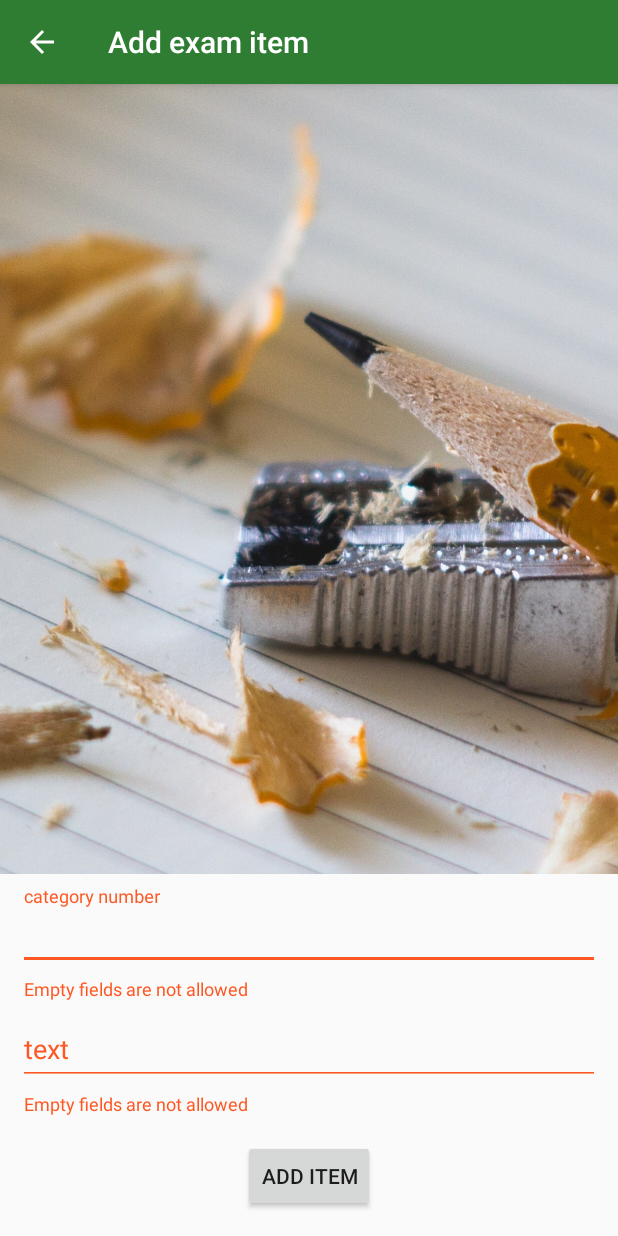
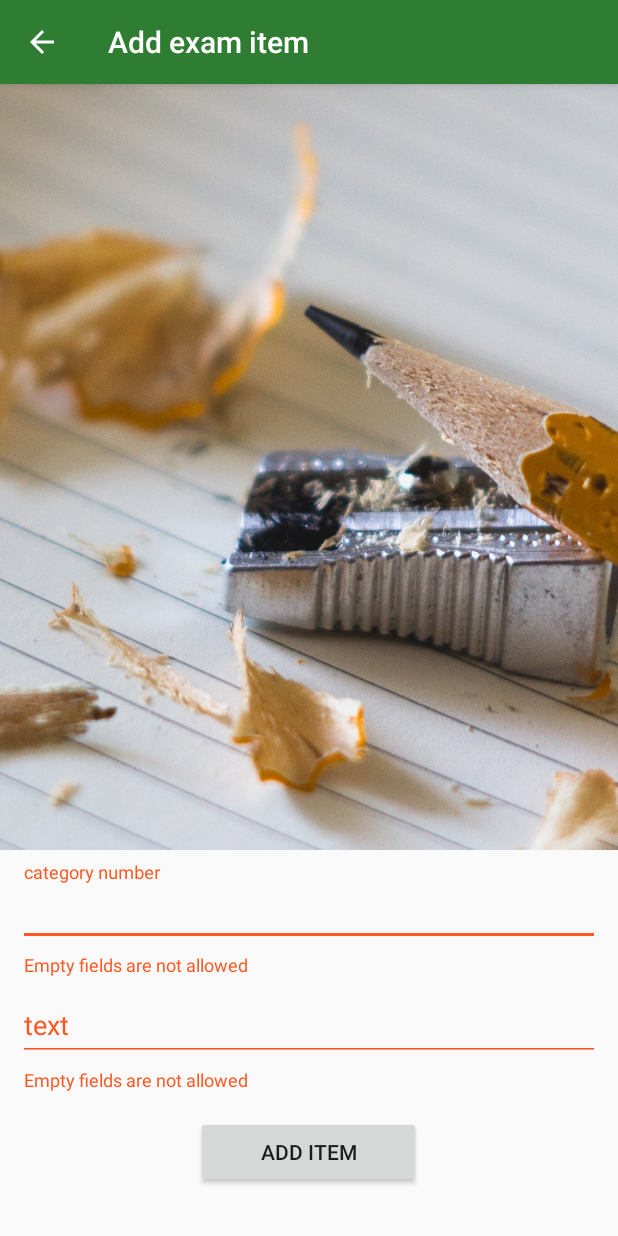
Before and after one commit to remcv/ExamPrep-Android, an Android app: the AddExamItemActivity screen opened directly, with no data from a screen before it, after a tap on "ADD ITEM", on a phone screen of 412 x 824 dp. Run offline under Robolectric (Android 15) with nearby library versions, the phone set to English and light mode, and no system bars.

Commit message:
added update ExamItem functionality, created TableConstants interface, minor UI tweaks

```diff
--- a/app/src/main/java/remcv/com/github/examprep/AddExamItemActivity.java
+++ b/app/src/main/java/remcv/com/github/examprep/AddExamItemActivity.java
@@ -7,6 +7,8 @@ import android.os.Bundle;
 import android.widget.Button;
 
 import com.google.android.material.textfield.TextInputLayout;
+
+import remcv.com.github.examprep.utils.Utils;
 
 public class AddExamItemActivity extends AppCompatActivity
 {
@@ -37,7 +39,7 @@ public class AddExamItemActivity extends AppCompatActivity
     public void onAddItemButtonClicked()
     {
         // check input data validity
-        if (isNumberValid(categoryNumber_TIL) & isProblemValid())
+        if (Utils.isNumberValid(categoryNumber_TIL) & Utils.isStringInputValid(problem_TIL))
         {
             int categoryNumber = Integer.parseInt(categoryNumber_TIL.getEditText().getText().toString());
             String problem = problem_TIL.getEditText().getText().toString();
@@ -67,47 +69,4 @@ public class AddExamItemActivity extends AppCompatActivity
         problem_TIL = findViewById(R.id.problemTextInputLayout_AAEI);
         addItem_Button = findViewById(R.id.addItemButton_AAEI);
     }
-
-    // methods - validation
-    private boolean isNumberValid(TextInputLayout til)
-    {
-        String idString = til.getEditText().getText().toString();
-
-        // check if field is empty
-        if (idString.trim().isEmpty())
-        {
-            til.setError("Empty fields are not allowed");
-            return false;
-        }
-        else
-        {
-            try
-            {
-                Integer.parseInt(idString);
-                til.setError(null);
-                return true;
-            }
-            catch (NumberFormatException e)
-            {
-                til.setError("Invalid number");
-                return false;
-            }
-        }
-    }
-
-    private boolean isProblemValid()
-    {
-        String problem = problem_TIL.getEditText().getText().toString();
-
-        if (problem.trim().isEmpty())
-        {
-            problem_TIL.setError("Empty fields are not allowed");
-            return false;
-        }
-        else
-        {
-            problem_TIL.setError(null);
-            return true;
-        }
-    }
 }
--- a/app/src/main/java/remcv/com/github/examprep/utils/Utils.java
+++ b/app/src/main/java/remcv/com/github/examprep/utils/Utils.java
@@ -1,4 +1,6 @@
 package remcv.com.github.examprep.utils;
+
+import com.google.android.material.textfield.TextInputLayout;
 
 import java.time.LocalDate;
 import java.time.temporal.ChronoUnit;
@@ -65,4 +67,47 @@ public class Utils
 
         return listToReturn;
     }
+
+    // input validation methods
+    public static boolean isNumberValid(TextInputLayout til)
+    {
+        String idString = til.getEditText().getText().toString();
+
+        // check if field is empty
+        if (idString.trim().isEmpty())
+        {
+            til.setError("Empty fields are not allowed");
+            return false;
+        }
+        else
+        {
+            try
+            {
+                Integer.parseInt(idString);
+                til.setError(null);
+                return true;
+            }
+            catch (NumberFormatException e)
+            {
+                til.setError("Invalid number");
+                return false;
+            }
+        }
+    }
+
+    public static boolean isStringInputValid(TextInputLayout til)
+    {
+        String problem = til.getEditText().getText().toString();
+
+        if (problem.trim().isEmpty())
+        {
+            til.setError("Empty fields are not allowed");
+            return false;
+        }
+        else
+        {
+            til.setError(null);
+            return true;
+        }
+    }
 }
--- a/app/src/main/res/layout/activity_add_exam_item.xml
+++ b/app/src/main/res/layout/activity_add_exam_item.xml
@@ -42,17 +42,17 @@
         <com.google.android.material.textfield.TextInputEditText
             android:layout_width="match_parent"
             android:layout_height="wrap_content"
-            android:inputType="textImeMultiLine"
+            android:inputType="textMultiLine"
             android:hint="text" />
     </com.google.android.material.textfield.TextInputLayout>
 
     <Button
         android:id="@+id/addItemButton_AAEI"
         android:layout_gravity="center"
-        android:layout_width="wrap_content"
+        android:layout_width="150dp"
         android:layout_height="wrap_content"
         android:layout_marginTop="16dp"
-        android:layout_marginBottom="16dp"
+        android:layout_marginBottom="32dp"
         android:text="Add item"/>
 
 </LinearLayout>
--- a/app/src/main/res/layout/activity_update_delete_item.xml
+++ b/app/src/main/res/layout/activity_update_delete_item.xml
@@ -42,7 +42,7 @@
         <com.google.android.material.textfield.TextInputEditText
             android:layout_width="match_parent"
             android:layout_height="wrap_content"
-            android:inputType="text"
+            android:inputType="textMultiLine"
             android:hint="text" />
     </com.google.android.material.textfield.TextInputLayout>
 
@@ -51,6 +51,7 @@
         android:layout_width="match_parent"
         android:layout_height="wrap_content"
         android:padding="10dp"
+        android:layout_marginBottom="20dp"
         android:orientation="horizontal">
 
         <Button
```
Also changed, not shown: app/src/main/java/remcv/com/github/examprep/MainActivity.java (+18 -12 lines), app/src/main/java/remcv/com/github/examprep/UpdateDeleteItemActivity.java (+33 -6 lines), app/src/main/java/remcv/com/github/examprep/utils/TableConstants.java (added, +9 -0 lines), app/src/main/res/layout/activity_main.xml (+26 -9 lines).
